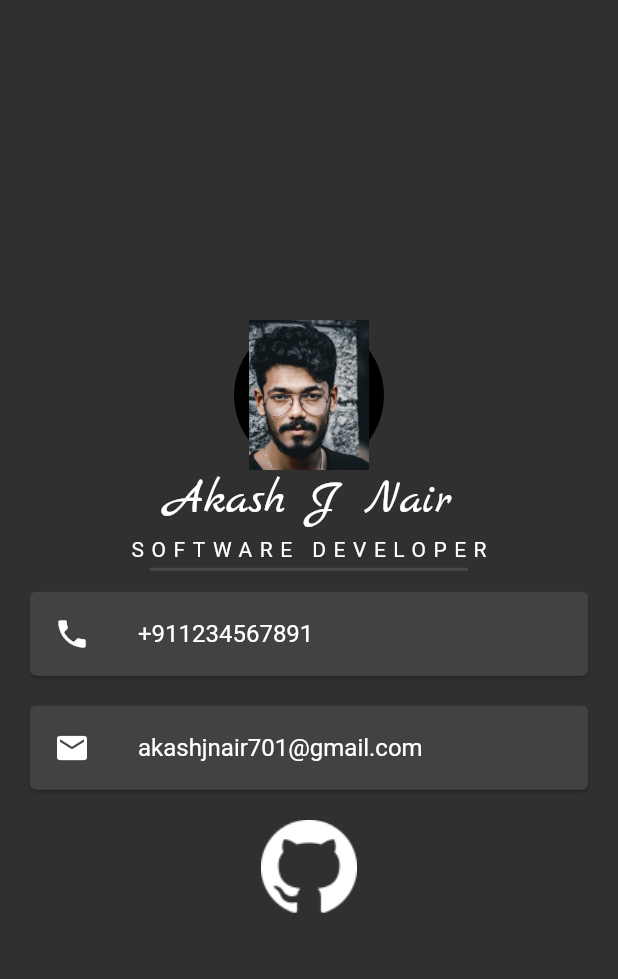
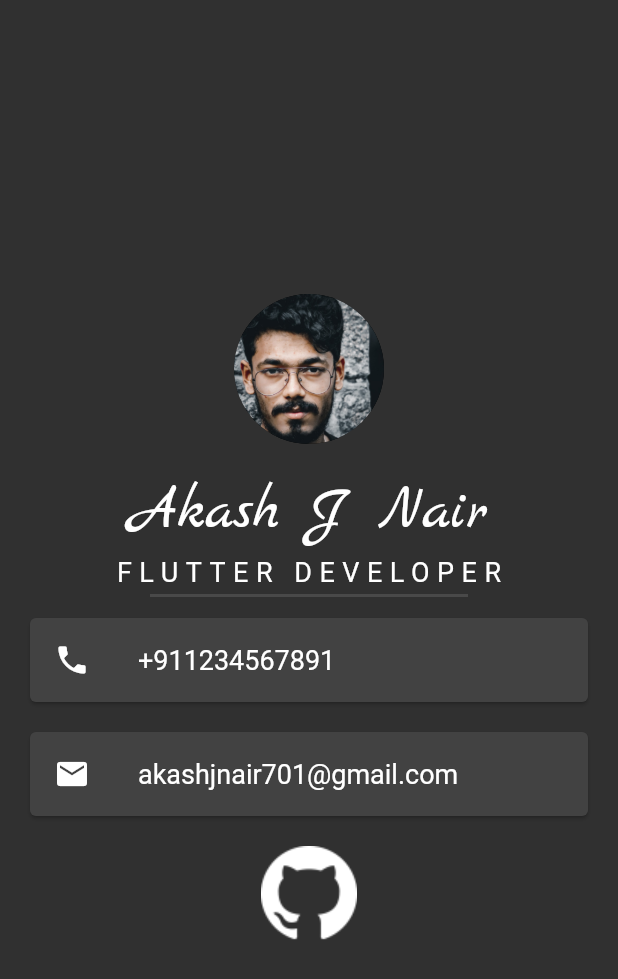
Before and after one commit to Akash701/Business_Card, a Flutter app: the screen it shows after launch, on a phone screen of 412 x 824 dp. Shown: the top 979 px of the screen. Run offline on Flutter 3.47's test engine with Material 2 defaults, Android fonts, the phone set to English and light mode, and no system bars.

Commit message:
Business card app complete

```diff
--- a/lib/main.dart
+++ b/lib/main.dart
@@ -31,23 +31,28 @@ class _MyAppState extends State<MyApp> {
             mainAxisAlignment: MainAxisAlignment.center,
             children: [
               CircleAvatar(
-                child: Image.asset("images/akash.jpg"),
+                backgroundImage: AssetImage("images/akash.jpg"),
+                // child: Image.asset("images/akash.jpg"),
                 radius: 50,
+              ),
+              SizedBox(
+                height: 20,
               ),
               Text(
                 "Akash J Nair",
                 style: TextStyle(
                   fontFamily: 'Marck Script',
-                  fontSize: 32,
+                  fontSize: 40,
                 ),
               ),
               SizedBox(
                 height: 5,
               ),
               Text(
-                "SOFTWARE DEVELOPER",
+                "FLUTTER DEVELOPER",
                 style: TextStyle(
                   letterSpacing: 5,
+                  fontSize: 18,
                 ),
               ),
               Divider(
@@ -62,7 +67,12 @@ class _MyAppState extends State<MyApp> {
               Card(
                 child: ListTile(
                   leading: Icon(Icons.phone),
-                  title: Text('+911234567891'),
+                  title: Text(
+                    '+911234567891',
+                    style: TextStyle(
+                      fontSize: 18,
+                    ),
+                  ),
                 ),
                 margin: EdgeInsets.only(right: 20, left: 20),
               ),
@@ -72,7 +82,12 @@ class _MyAppState extends State<MyApp> {
               Card(
                 child: ListTile(
                   leading: Icon(Icons.mail),
-                  title: Text('akashjnair701@gmail.com'),
+                  title: Text(
+                    'akashjnair701@gmail.com',
+                    style: TextStyle(
+                      fontSize: 18,
+                    ),
+                  ),
                 ),
                 margin: EdgeInsets.only(right: 20, left: 20),
               ),
--- a/pubspec.yaml
+++ b/pubspec.yaml
@@ -48,7 +48,7 @@ flutter:
   # To add assets to your application, add an assets section, like this:
   assets:
      - github/
-     - images/akash.jpg
+     - images/
 
   # An image asset can refer to one or more resolution-specific "variants", see
   # https://flutter.dev/assets-and-images/#resolution-aware.
```
